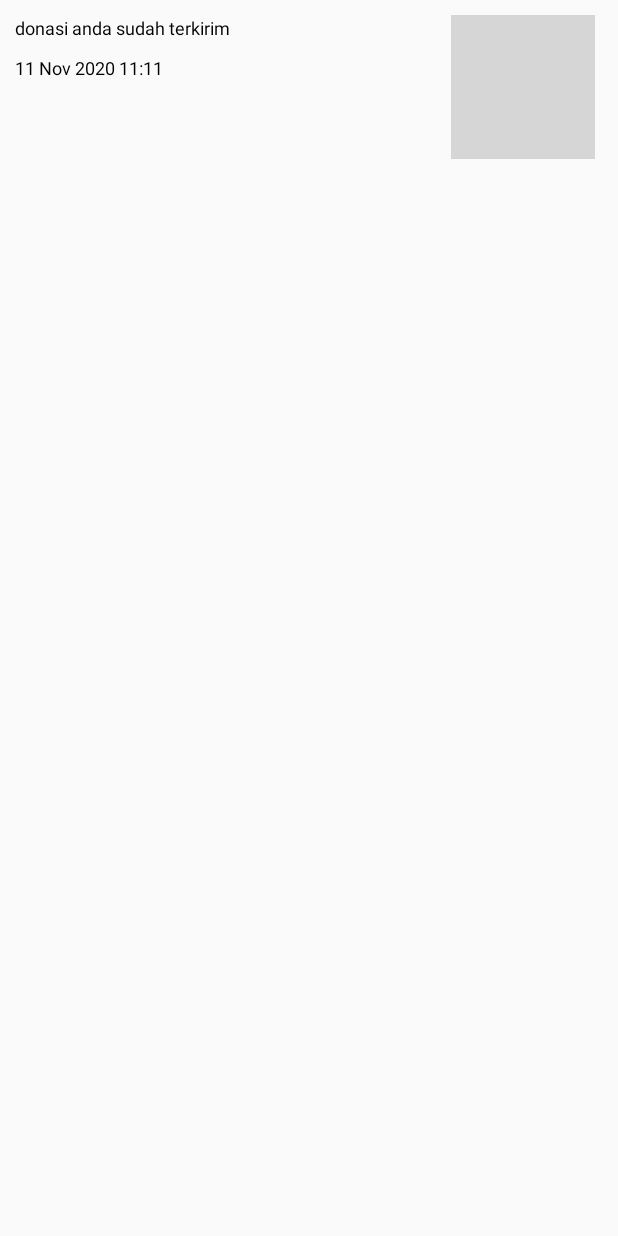
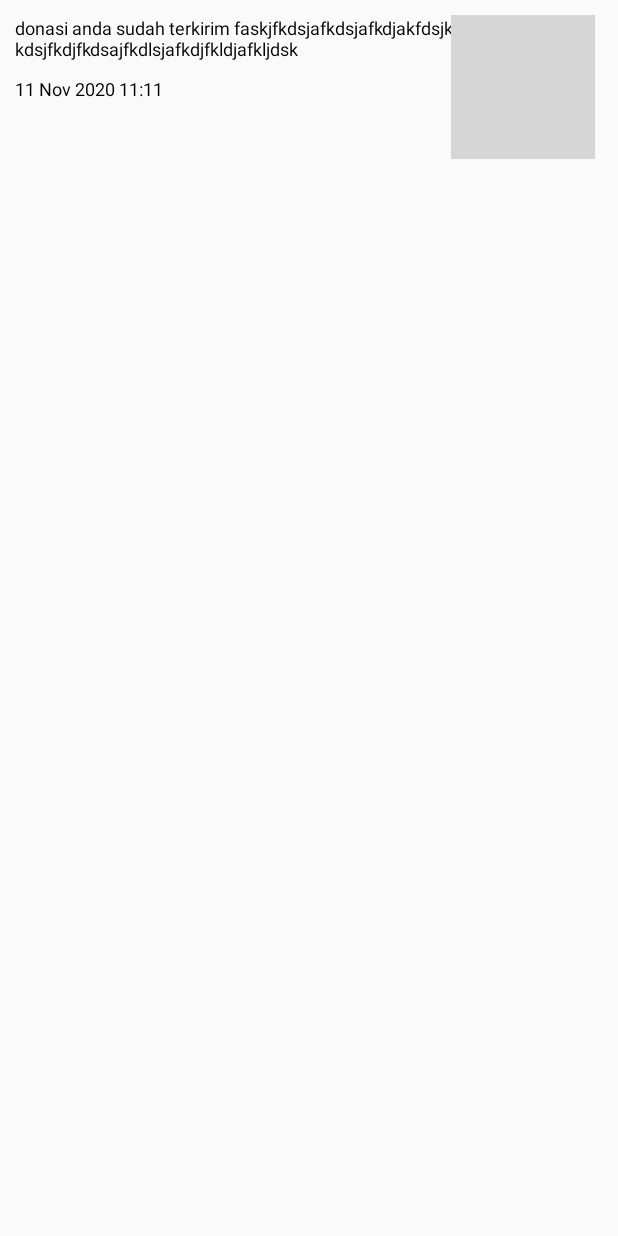
Before and after one commit to fendysaputro/stuffshare, an Android app: the layout item_list_inbox_message.xml on its own in the app's theme, with its tools: preview values and no code run, on a phone screen of 412 x 824 dp. Run offline under Robolectric (Android 15) with nearby library versions, the phone set to English and light mode, and no system bars; grey boxes are pictures that could not be loaded.

Commit message:
update xml in messageAdapter

```diff
--- a/app/src/main/res/layout/item_list_inbox_message.xml
+++ b/app/src/main/res/layout/item_list_inbox_message.xml
@@ -10,9 +10,10 @@
         android:layout_width="wrap_content"
         android:layout_height="wrap_content"
         android:layout_marginTop="10dp"
-        android:text="donasi anda sudah terkirim"
+        android:layout_marginEnd="45dp"
+        android:text="donasi anda sudah terkirim faskjfkdsjafkdsjafkdjakfdsjkfjdsakfjdksjfkdsjfkdjfkdsajfkdlsjafkdjfkldjafkljdsk"
         android:textColor="@color/colorAccent"
-        android:layout_marginLeft="10dp"
+        android:layout_marginStart="10dp"
         android:textSize="12sp" />
 
     <TextView
@@ -23,7 +24,7 @@
         android:textColor="@color/colorAccent"
         android:layout_marginTop="10dp"
         android:text="11 Nov 2020 11:11"
-        android:layout_marginLeft="10dp"
+        android:layout_marginStart="10dp"
         android:textSize="12dp" />
 
     <ImageView
@@ -31,7 +32,6 @@
         android:layout_width="wrap_content"
         android:layout_height="wrap_content"
         android:layout_marginEnd="15dp"
-        android:layout_marginRight="15dp"
         android:layout_marginTop="10dp"
         android:src="@drawable/ic_delete_black_24dp"
         android:layout_alignParentEnd="true" />
```
